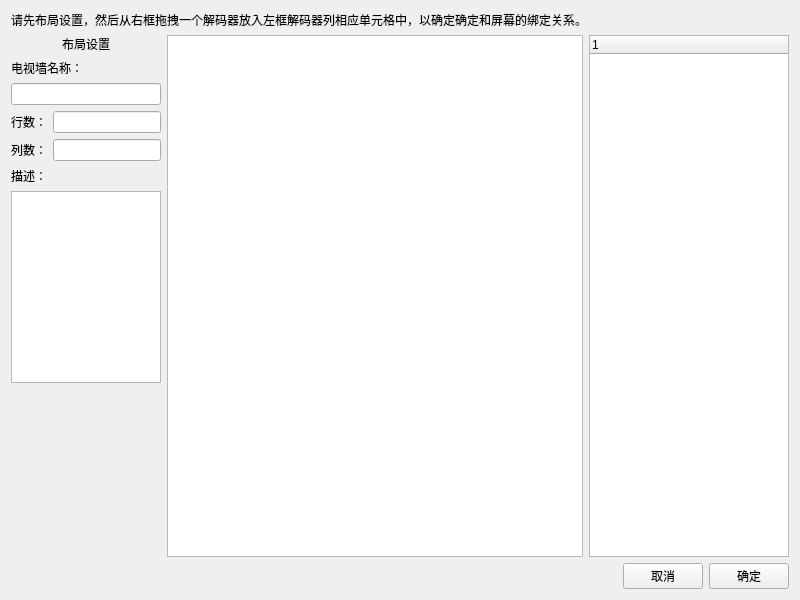
First picture: the form in gui/page/form_tvwall_config.ui, repository yao3gang/Network_Keyboard, before the edit.
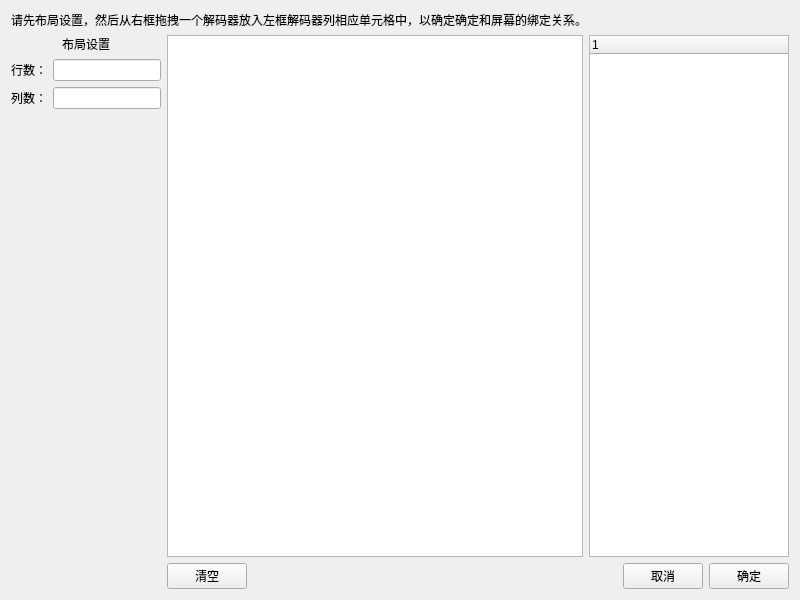
Second picture: the form after the edit. Custom widgets are drawn as their Qt base class.

The edit to the form file:
```diff
--- a/gui/page/form_tvwall_config.ui
+++ b/gui/page/form_tvwall_config.ui
@@ -13,7 +13,7 @@
   <property name="windowTitle">
    <string>Form</string>
   </property>
-  <layout class="QVBoxLayout" name="verticalLayout" stretch="0,1,0">
+  <layout class="QVBoxLayout" name="verticalLayout" stretch="0,1">
    <item>
     <widget class="QLabel" name="label">
      <property name="text">
@@ -47,34 +47,10 @@
         <property name="margin">
          <number>0</number>
         </property>
-        <item row="1" column="0" colspan="2">
-         <widget class="QLabel" name="label_6">
-          <property name="text">
-           <string>电视墙名称：</string>
-          </property>
-         </widget>
-        </item>
-        <item row="4" column="1">
+        <item row="2" column="1">
          <widget class="QLineEdit" name="lineEdit_tvwall_cols"/>
         </item>
-        <item row="6" column="0" colspan="2">
-         <widget class="QTextEdit" name="textEdit_tvwall_description"/>
-        </item>
-        <item row="3" column="0">
-         <widget class="QLabel" name="label_3">
-          <property name="text">
-           <string>行数：</string>
-          </property>
-         </widget>
-        </item>
-        <item row="4" column="0">
-         <widget class="QLabel" name="label_4">
-          <property name="text">
-           <string>列数：</string>
-          </property>
-         </widget>
-        </item>
-        <item row="7" column="0" colspan="2">
+        <item row="3" column="0" colspan="2">
          <spacer name="verticalSpacer">
           <property name="orientation">
            <enum>Qt::Vertical</enum>
@@ -87,10 +63,10 @@
           </property>
          </spacer>
         </item>
-        <item row="5" column="0" colspan="2">
-         <widget class="QLabel" name="label_5">
+        <item row="1" column="0">
+         <widget class="QLabel" name="label_3">
           <property name="text">
-           <string>描述：</string>
+           <string>行数：</string>
           </property>
          </widget>
         </item>
@@ -104,15 +80,29 @@
           </property>
          </widget>
         </item>
-        <item row="3" column="1">
+        <item row="1" column="1">
          <widget class="QLineEdit" name="lineEdit_tvwall_rows"/>
         </item>
-        <item row="2" column="0" colspan="2">
-         <widget class="QLineEdit" name="lineEdit_tvwall_name"/>
+        <item row="2" column="0">
+         <widget class="QLabel" name="label_4">
+          <property name="text">
+           <string>列数：</string>
+          </property>
+         </widget>
         </item>
        </layout>
       </widget>
      </item>
+     <item>
+      <layout class="QVBoxLayout" name="verticalLayout_2">
+       <property name="leftMargin">
+        <number>0</number>
+       </property>
+       <property name="rightMargin">
+        <number>0</number>
+       </property>
+       <item>
+        <layout class="QHBoxLayout" name="horizontalLayout_2">
      <item>
       <widget class="tablewidget_tvwall" name="tableWidget_tvwall">
        <property name="sizePolicy">
@@ -168,9 +158,34 @@
     </layout>
    </item>
    <item>
-    <layout class="QHBoxLayout" name="horizontalLayout_2">
+        <layout class="QHBoxLayout" name="horizontalLayout_3">
+         <property name="leftMargin">
+          <number>0</number>
+         </property>
+         <property name="bottomMargin">
+          <number>0</number>
+         </property>
      <item>
-      <spacer name="horizontalSpacer">
+          <widget class="QPushButton" name="btn_clr">
+           <property name="sizePolicy">
+            <sizepolicy hsizetype="Minimum" vsizetype="Fixed">
+             <horstretch>0</horstretch>
+             <verstretch>0</verstretch>
+            </sizepolicy>
+           </property>
+           <property name="maximumSize">
+            <size>
+             <width>16777215</width>
+             <height>16777215</height>
+            </size>
+           </property>
+           <property name="text">
+            <string>清空</string>
+           </property>
+          </widget>
+         </item>
+         <item>
+          <spacer name="horizontalSpacer_3">
        <property name="orientation">
         <enum>Qt::Horizontal</enum>
        </property>
@@ -199,6 +214,10 @@
     </layout>
    </item>
   </layout>
+     </item>
+    </layout>
+   </item>
+  </layout>
  </widget>
  <customwidgets>
   <customwidget>
```
Left out of the diff: 6 changed lines with no effect on the pictures. Lines whose indentation alone changed are shown as unchanged.
